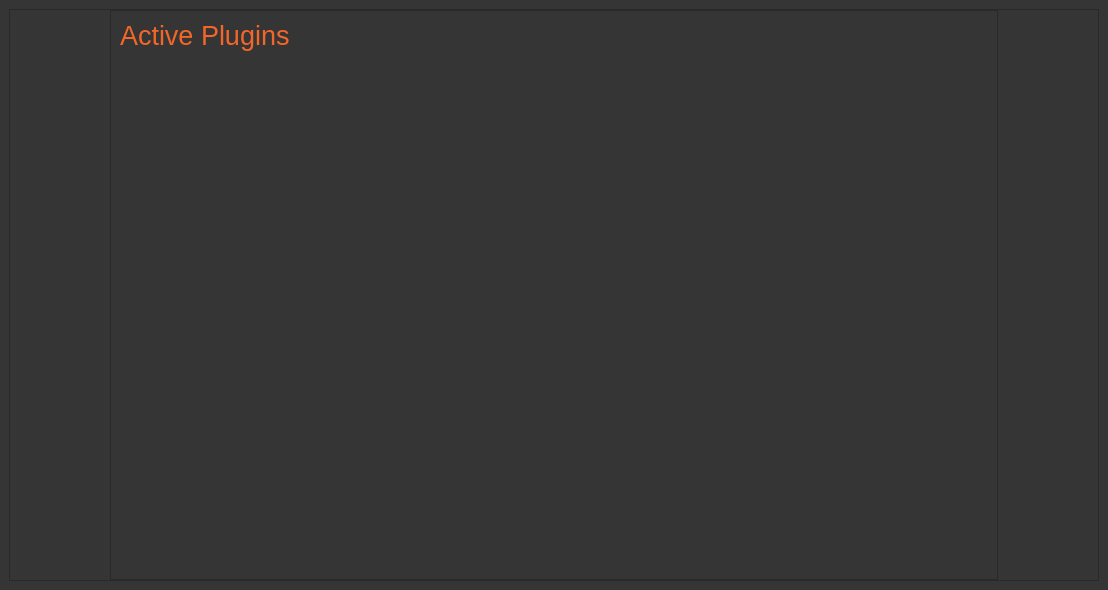
First picture: the form in newSimpleAnalyze/screens/ui/Plugins.ui, repository Smidig-Leo/volatility3, before the edit.
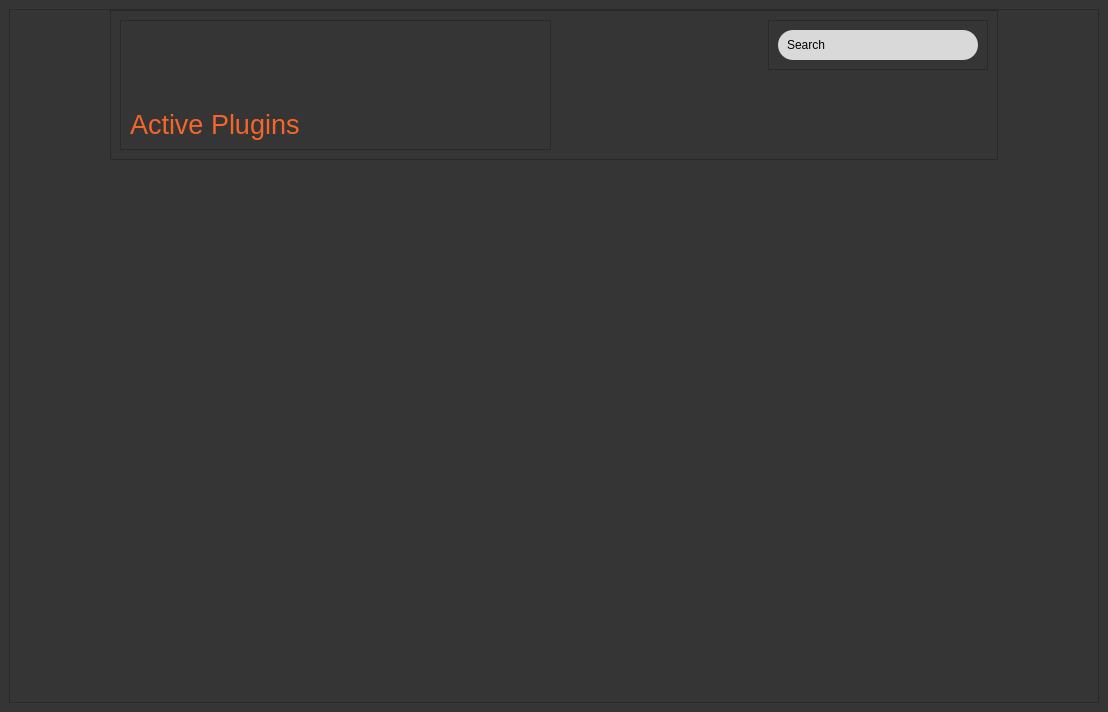
Second picture: the form after the edit.

Commit message: adding search bar to plugins

Diff of the .ui file:
```diff
--- a/newSimpleAnalyze/screens/ui/Plugins.ui
+++ b/newSimpleAnalyze/screens/ui/Plugins.ui
@@ -7,7 +7,7 @@
     <x>0</x>
     <y>0</y>
     <width>1108</width>
-    <height>590</height>
+    <height>712</height>
    </rect>
   </property>
   <property name="windowTitle">
@@ -195,15 +195,36 @@
         <number>0</number>
        </property>
        <item>
-        <widget class="QFrame" name="frame_5">
+        <widget class="QFrame" name="frame">
+         <property name="minimumSize">
+          <size>
+           <width>0</width>
+           <height>150</height>
+          </size>
+         </property>
+         <property name="maximumSize">
+          <size>
+           <width>16777215</width>
+           <height>150</height>
+          </size>
+         </property>
          <property name="frameShape">
           <enum>QFrame::StyledPanel</enum>
          </property>
          <property name="frameShadow">
           <enum>QFrame::Raised</enum>
          </property>
-         <layout class="QVBoxLayout" name="verticalLayout_3">
-          <item alignment="Qt::AlignVCenter">
+         <layout class="QHBoxLayout" name="horizontalLayout">
+          <item>
+           <widget class="QFrame" name="frame_3">
+            <property name="frameShape">
+             <enum>QFrame::StyledPanel</enum>
+            </property>
+            <property name="frameShadow">
+             <enum>QFrame::Raised</enum>
+            </property>
+            <layout class="QVBoxLayout" name="verticalLayout_4">
+             <item alignment="Qt::AlignBottom">
            <widget class="QLabel" name="label_2">
             <property name="font">
              <font>
@@ -221,6 +242,71 @@
             </property>
            </widget>
           </item>
+            </layout>
+           </widget>
+          </item>
+          <item alignment="Qt::AlignRight|Qt::AlignTop">
+           <widget class="QFrame" name="frame_2">
+            <property name="frameShape">
+             <enum>QFrame::StyledPanel</enum>
+            </property>
+            <property name="frameShadow">
+             <enum>QFrame::Raised</enum>
+            </property>
+            <layout class="QVBoxLayout" name="verticalLayout_3">
+             <item>
+              <widget class="QFrame" name="framePluginSearch">
+               <property name="sizePolicy">
+                <sizepolicy hsizetype="Fixed" vsizetype="Fixed">
+                 <horstretch>0</horstretch>
+                 <verstretch>0</verstretch>
+                </sizepolicy>
+               </property>
+               <property name="minimumSize">
+                <size>
+                 <width>200</width>
+                 <height>30</height>
+                </size>
+               </property>
+               <property name="maximumSize">
+                <size>
+                 <width>200</width>
+                 <height>30</height>
+                </size>
+               </property>
+               <property name="styleSheet">
+                <string notr="true">QFrame {
+    background-color: #D9D9D9;
+    border-radius: 15px;
+}
+</string>
+               </property>
+               <property name="frameShape">
+                <enum>QFrame::StyledPanel</enum>
+               </property>
+               <property name="frameShadow">
+                <enum>QFrame::Raised</enum>
+               </property>
+               <layout class="QGridLayout" name="gridLayout_6">
+                <property name="leftMargin">
+                 <number>9</number>
+                </property>
+                <item row="0" column="0">
+                 <widget class="QLabel" name="labelPluginSearchText">
+                  <property name="text">
+                   <string>Search</string>
+                  </property>
+                 </widget>
+                </item>
+               </layout>
+              </widget>
+             </item>
+            </layout>
+           </widget>
+          </item>
+         </layout>
+        </widget>
+       </item>
           <item>
            <widget class="QScrollArea" name="pluginScroll">
             <property name="styleSheet">
@@ -236,14 +322,11 @@
               <rect>
                <x>0</x>
                <y>0</y>
-               <width>866</width>
-               <height>510</height>
+            <width>886</width>
+            <height>540</height>
               </rect>
              </property>
             </widget>
-           </widget>
-          </item>
-         </layout>
         </widget>
        </item>
       </layout>
```
Lines whose indentation alone changed are shown as unchanged.
